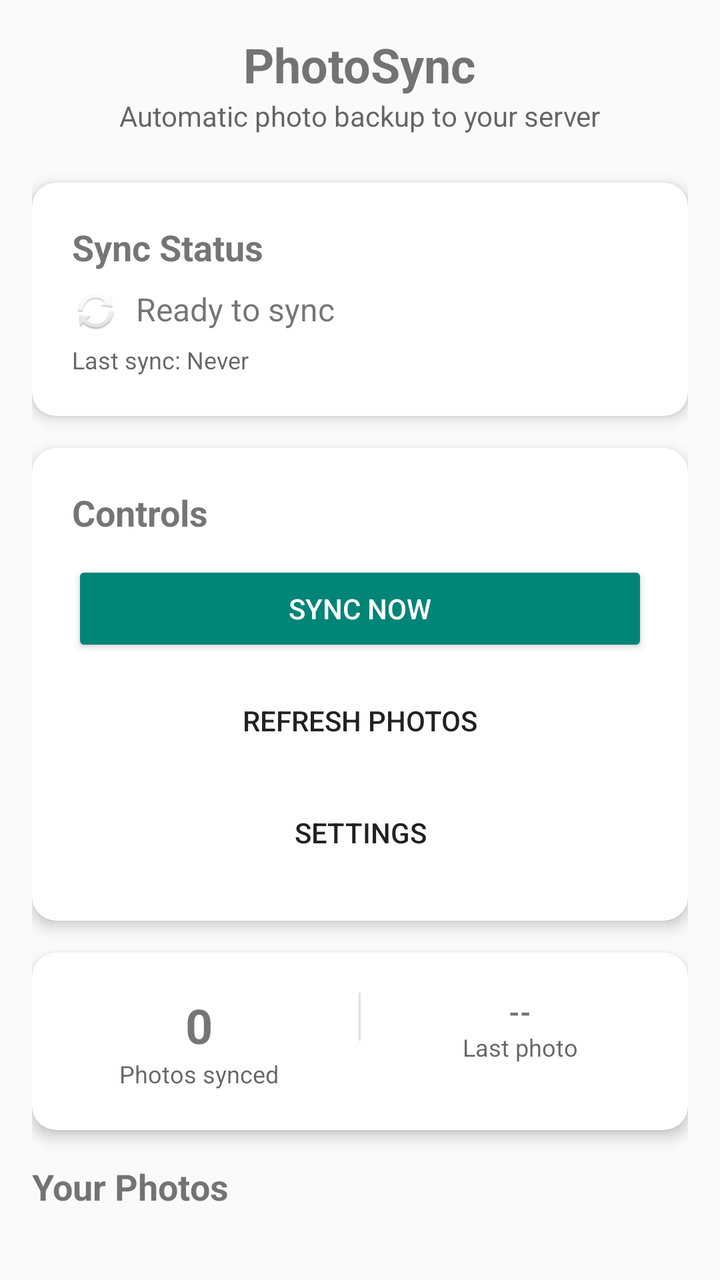
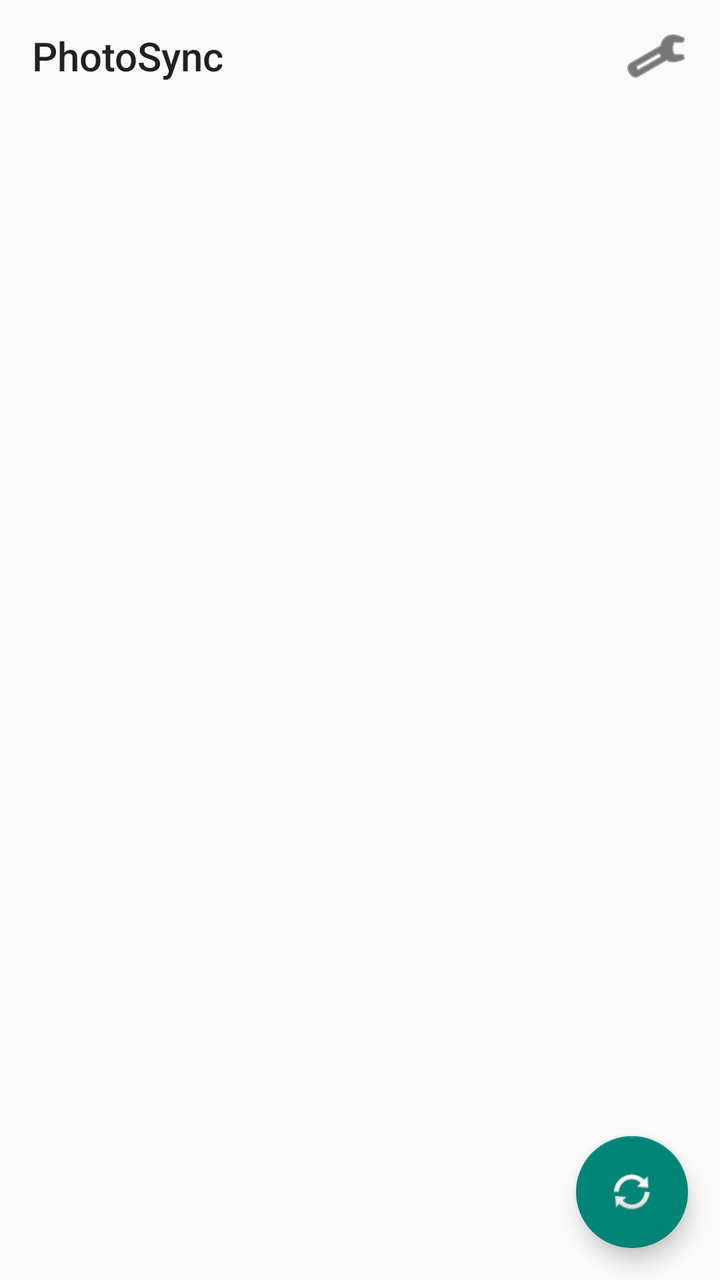

Before-and-after screenshots of an Android layout around one commit, followed by the original layout XML and the change that was made.
<!-- AndroidManifest.xml: activity theme Theme.PhotoSyncApp -->
<!-- res/layout/activity_main.xml -->
<?xml version="1.0" encoding="utf-8"?>
<androidx.constraintlayout.widget.ConstraintLayout xmlns:android="http://schemas.android.com/apk/res/android"
    xmlns:app="http://schemas.android.com/apk/res-auto"
    xmlns:tools="http://schemas.android.com/tools"
    android:layout_width="match_parent"
    android:layout_height="match_parent"
    android:padding="16dp"
    tools:context=".MainActivity">

    
    <TextView
        android:id="@+id/titleText"
        android:layout_width="wrap_content"
        android:layout_height="wrap_content"
        android:text="PhotoSync"
        android:textSize="24sp"
        android:textStyle="bold"
        app:layout_constraintEnd_toEndOf="parent"
        app:layout_constraintStart_toStartOf="parent"
        app:layout_constraintTop_toTopOf="parent" />

    <TextView
        android:id="@+id/subtitleText"
        android:layout_width="wrap_content"
        android:layout_height="wrap_content"
        android:text="Automatic photo backup to your server"
        android:textColor="?android:attr/textColorSecondary"
        app:layout_constraintEnd_toEndOf="parent"
        app:layout_constraintStart_toStartOf="parent"
        app:layout_constraintTop_toBottomOf="@id/titleText" />

    
    <androidx.cardview.widget.CardView
        android:id="@+id/statusCard"
        android:layout_width="0dp"
        android:layout_height="wrap_content"
        android:layout_marginTop="24dp"
        app:cardCornerRadius="12dp"
        app:cardElevation="4dp"
        app:layout_constraintEnd_toEndOf="parent"
        app:layout_constraintStart_toStartOf="parent"
        app:layout_constraintTop_toBottomOf="@id/subtitleText">

        <LinearLayout
            android:layout_width="match_parent"
            android:layout_height="wrap_content"
            android:orientation="vertical"
            android:padding="20dp">

            <TextView
                android:layout_width="wrap_content"
                android:layout_height="wrap_content"
                android:text="Sync Status"
                android:textStyle="bold"
                android:textSize="18sp" />

            <LinearLayout
                android:layout_width="match_parent"
                android:layout_height="wrap_content"
                android:orientation="horizontal"
                android:layout_marginTop="8dp">

                <ImageView
                    android:id="@+id/statusIcon"
                    android:layout_width="24dp"
                    android:layout_height="24dp"
                    android:layout_marginEnd="8dp"
                    android:src="@android:drawable/ic_popup_sync" />

                <TextView
                    android:id="@+id/statusText"
                    android:layout_width="wrap_content"
                    android:layout_height="wrap_content"
                    android:text="Ready to sync"
                    android:textSize="16sp" />
            </LinearLayout>

            <ProgressBar
                android:id="@+id/syncProgress"
                android:layout_width="match_parent"
                android:layout_height="wrap_content"
                android:layout_marginTop="12dp"
                android:visibility="gone" />

            <TextView
                android:id="@+id/lastSyncText"
                android:layout_width="wrap_content"
                android:layout_height="wrap_content"
                android:layout_marginTop="4dp"
                android:text="Last sync: Never"
                android:textSize="12sp"
                android:textColor="?android:attr/textColorSecondary" />

        </LinearLayout>
    </androidx.cardview.widget.CardView>

    
    <androidx.cardview.widget.CardView
        android:id="@+id/controlsCard"
        android:layout_width="0dp"
        android:layout_height="wrap_content"
        android:layout_marginTop="16dp"
        app:cardCornerRadius="12dp"
        app:cardElevation="4dp"
        app:layout_constraintEnd_toEndOf="parent"
        app:layout_constraintStart_toStartOf="parent"
        app:layout_constraintTop_toBottomOf="@id/statusCard">

        <LinearLayout
            android:layout_width="match_parent"
            android:layout_height="wrap_content"
            android:orientation="vertical"
            android:padding="20dp">

            <TextView
                android:layout_width="wrap_content"
                android:layout_height="wrap_content"
                android:text="Controls"
                android:textStyle="bold"
                android:textSize="18sp" />

            <Button
                android:id="@+id/syncNowButton"
                android:layout_width="match_parent"
                android:layout_height="wrap_content"
                android:layout_marginTop="12dp"
                android:text="Sync Now"
                style="@style/Widget.AppCompat.Button.Colored" />

            <Button
                android:id="@+id/refreshButton"
                android:layout_width="match_parent"
                android:layout_height="wrap_content"
                android:layout_marginTop="8dp"
                android:text="Refresh Photos"
                style="@style/Widget.AppCompat.Button.Borderless" />

            
            <Button
                android:id="@+id/settingsButton"
                android:layout_width="match_parent"
                android:layout_height="wrap_content"
                android:layout_marginTop="8dp"
                android:text="Settings"
                style="@style/Widget.AppCompat.Button.Borderless" />

        </LinearLayout>
    </androidx.cardview.widget.CardView>

    
    <androidx.cardview.widget.CardView
        android:id="@+id/statisticsCard"
        android:layout_width="0dp"
        android:layout_height="wrap_content"
        android:layout_marginTop="16dp"
        app:cardCornerRadius="12dp"
        app:cardElevation="4dp"
        app:layout_constraintEnd_toEndOf="parent"
        app:layout_constraintStart_toStartOf="parent"
        app:layout_constraintTop_toBottomOf="@id/controlsCard">

        <LinearLayout
            android:layout_width="match_parent"
            android:layout_height="wrap_content"
            android:orientation="horizontal"
            android:padding="20dp">

            <LinearLayout
                android:layout_width="0dp"
                android:layout_height="wrap_content"
                android:orientation="vertical"
                android:layout_weight="1"
                android:gravity="center">

                <TextView
                    android:id="@+id/photosCountText"
                    android:layout_width="wrap_content"
                    android:layout_height="wrap_content"
                    android:text="0"
                    android:textSize="24sp"
                    android:textStyle="bold" />

                <TextView
                    android:layout_width="wrap_content"
                    android:layout_height="wrap_content"
                    android:text="Photos synced"
                    android:textSize="12sp"
                    android:textColor="?android:attr/textColorSecondary" />
            </LinearLayout>

            <View
                android:layout_width="1dp"
                android:layout_height="24dp"
                android:layout_marginHorizontal="16dp"
                android:background="?android:attr/listDivider" />

            <LinearLayout
                android:layout_width="0dp"
                android:layout_height="wrap_content"
                android:orientation="vertical"
                android:layout_weight="1"
                android:gravity="center">

                <TextView
                    android:id="@+id/lastPhotoText"
                    android:layout_width="wrap_content"
                    android:layout_height="wrap_content"
                    android:text="--"
                    android:textSize="14sp"
                    android:textStyle="bold" />

                <TextView
                    android:layout_width="wrap_content"
                    android:layout_height="wrap_content"
                    android:text="Last photo"
                    android:textSize="12sp"
                    android:textColor="?android:attr/textColorSecondary" />
            </LinearLayout>

        </LinearLayout>
    </androidx.cardview.widget.CardView>

    
    <TextView
        android:id="@+id/photosTitle"
        android:layout_width="wrap_content"
        android:layout_height="wrap_content"
        android:layout_marginTop="16dp"
        android:text="Your Photos"
        android:textSize="18sp"
        android:textStyle="bold"
        app:layout_constraintStart_toStartOf="parent"
        app:layout_constraintTop_toBottomOf="@id/statisticsCard" />

    
    <androidx.recyclerview.widget.RecyclerView
        android:id="@+id/recyclerView"
        android:layout_width="0dp"
        android:layout_height="0dp"
        android:layout_marginTop="8dp"
        app:layout_constraintBottom_toBottomOf="parent"
        app:layout_constraintEnd_toEndOf="parent"
        app:layout_constraintStart_toStartOf="parent"
        app:layout_constraintTop_toBottomOf="@id/photosTitle" />

</androidx.constraintlayout.widget.ConstraintLayout>
<!-- resources referenced by this layout -->
<resources>
  <style name="Theme.PhotoSyncApp" parent="Theme.AppCompat.Light.NoActionBar" />
</resources>

<!-- the commit's change to res/layout/activity_main.xml (unified diff, before → after) -->
@@ -1,246 +1,92 @@
 <?xml version="1.0" encoding="utf-8"?>
-<androidx.constraintlayout.widget.ConstraintLayout xmlns:android="http://schemas.android.com/apk/res/android"
+<androidx.coordinatorlayout.widget.CoordinatorLayout 
+    xmlns:android="http://schemas.android.com/apk/res/android"
     xmlns:app="http://schemas.android.com/apk/res-auto"
     xmlns:tools="http://schemas.android.com/tools"
     android:layout_width="match_parent"
     android:layout_height="match_parent"
-    android:padding="16dp"
+    android:background="?android:attr/colorBackground"
     tools:context=".MainActivity">
 
     
-    <TextView
-        android:id="@+id/titleText"
-        android:layout_width="wrap_content"
+    <com.google.android.material.appbar.AppBarLayout
+        android:layout_width="match_parent"
         android:layout_height="wrap_content"
-        android:text="PhotoSync"
-        android:textSize="24sp"
-        android:textStyle="bold"
-        app:layout_constraintEnd_toEndOf="parent"
-        app:layout_constraintStart_toStartOf="parent"
-        app:layout_constraintTop_toTopOf="parent" />
+        android:background="?android:attr/colorBackground"
+        app:elevation="0dp">
 
-    <TextView
-        android:id="@+id/subtitleText"
-        android:layout_width="wrap_content"
-        android:layout_height="wrap_content"
-        android:text="Automatic photo backup to your server"
-        android:textColor="?android:attr/textColorSecondary"
-        app:layout_constraintEnd_toEndOf="parent"
-        app:layout_constraintStart_toStartOf="parent"
-        app:layout_constraintTop_toBottomOf="@id/titleText" />
+        <androidx.appcompat.widget.Toolbar
+            android:id="@+id/toolbar"
+            android:layout_width="match_parent"
+            android:layout_height="?attr/actionBarSize"
+            app:title="PhotoSync"
+            app:titleTextColor="?android:attr/textColorPrimary">
 
-    
-    <androidx.cardview.widget.CardView
-        android:id="@+id/statusCard"
-        android:layout_width="0dp"
-        android:layout_height="wrap_content"
-        android:layout_marginTop="24dp"
-        app:cardCornerRadius="12dp"
-        app:cardElevation="4dp"
-        app:layout_constraintEnd_toEndOf="parent"
-        app:layout_constraintStart_toStartOf="parent"
-        app:layout_constraintTop_toBottomOf="@id/subtitleText">
+            <LinearLayout
+                android:layout_width="wrap_content"
+                android:layout_height="wrap_content"
+                android:layout_gravity="end"
+                android:orientation="horizontal">
 
-        <LinearLayout
+                
+                <ImageView
+                    android:id="@+id/addPhotosButton"
+                    android:layout_width="32dp"
+                    android:layout_height="32dp"
+                    android:layout_marginEnd="16dp"
+                    android:background="?attr/selectableItemBackgroundBorderless"
+                    android:clickable="true"
+                    android:focusable="true"
+                    android:src="@android:drawable/ic_menu_add"
+                    android:contentDescription="Add more photos"
+                    android:visibility="gone"
+                    app:tint="?android:attr/textColorPrimary" />
+
+                
+                <ImageView
+                    android:id="@+id/settingsButton"
+                    android:layout_width="32dp"
+                    android:layout_height="32dp"
+                    android:layout_marginEnd="16dp"
+                    android:background="?attr/selectableItemBackgroundBorderless"
+                    android:clickable="true"
+                    android:focusable="true"
+                    android:src="@android:drawable/ic_menu_manage"
+                    android:contentDescription="Pair Device"
+                    app:tint="?android:attr/textColorPrimary" />
+            </LinearLayout>
+        </androidx.appcompat.widget.Toolbar>
+
+        
+        <ProgressBar
+            android:id="@+id/syncProgress"
+            style="?android:attr/progressBarStyleHorizontal"
             android:layout_width="match_parent"
             android:layout_height="wrap_content"
-            android:orientation="vertical"
-            android:padding="20dp">
-
-            <TextView
-                android:layout_width="wrap_content"
-                android:layout_height="wrap_content"
-                android:text="Sync Status"
-                android:textStyle="bold"
-                android:textSize="18sp" />
-
-            <LinearLayout
-                android:layout_width="match_parent"
-                android:layout_height="wrap_content"
-                android:orientation="horizontal"
-                android:layout_marginTop="8dp">
-
-                <ImageView
-                    android:id="@+id/statusIcon"
-                    android:layout_width="24dp"
-                    android:layout_height="24dp"
-                    android:layout_marginEnd="8dp"
-                    android:src="@android:drawable/ic_popup_sync" />
-
-                <TextView
-                    android:id="@+id/statusText"
-                    android:layout_width="wrap_content"
-                    android:layout_height="wrap_content"
-                    android:text="Ready to sync"
-                    android:textSize="16sp" />
-            </LinearLayout>
-
-            <ProgressBar
-                android:id="@+id/syncProgress"
-                android:layout_width="match_parent"
-                android:layout_height="wrap_content"
-                android:layout_marginTop="12dp"
-                android:visibility="gone" />
-
-            <TextView
-                android:id="@+id/lastSyncText"
-                android:layout_width="wrap_content"
-                android:layout_height="wrap_content"
-                android:layout_marginTop="4dp"
-                android:text="Last sync: Never"
-                android:textSize="12sp"
-                android:textColor="?android:attr/textColorSecondary" />
-
-        </LinearLayout>
-    </androidx.cardview.widget.CardView>
-
-    
-    <androidx.cardview.widget.CardView
-        android:id="@+id/controlsCard"
-        android:layout_width="0dp"
-        android:layout_height="wrap_content"
-        android:layout_marginTop="16dp"
-        app:cardCornerRadius="12dp"
-        app:cardElevation="4dp"
-        app:layout_constraintEnd_toEndOf="parent"
-        app:layout_constraintStart_toStartOf="parent"
-        app:layout_constraintTop_toBottomOf="@id/statusCard">
-
-        <LinearLayout
-            android:layout_width="match_parent"
-            android:layout_height="wrap_content"
-            android:orientation="vertical"
-            android:padding="20dp">
-
-            <TextView
-                android:layout_width="wrap_content"
-                android:layout_height="wrap_content"
-                android:text="Controls"
-                android:textStyle="bold"
-                android:textSize="18sp" />
-
-            <Button
-                android:id="@+id/syncNowButton"
-                android:layout_width="match_parent"
-                android:layout_height="wrap_content"
-                android:layout_marginTop="12dp"
-                android:text="Sync Now"
-                style="@style/Widget.AppCompat.Button.Colored" />
-
-            <Button
-                android:id="@+id/refreshButton"
-                android:layout_width="match_parent"
-                android:layout_height="wrap_content"
-                android:layout_marginTop="8dp"
-                android:text="Refresh Photos"
-                style="@style/Widget.AppCompat.Button.Borderless" />
-
-            
-            <Button
-                android:id="@+id/settingsButton"
-                android:layout_width="match_parent"
-                android:layout_height="wrap_content"
-                android:layout_marginTop="8dp"
-                android:text="Settings"
-                style="@style/Widget.AppCompat.Button.Borderless" />
-
-        </LinearLayout>
-    </androidx.cardview.widget.CardView>
-
-    
-    <androidx.cardview.widget.CardView
-        android:id="@+id/statisticsCard"
-        android:layout_width="0dp"
-        android:layout_height="wrap_content"
-        android:layout_marginTop="16dp"
-        app:cardCornerRadius="12dp"
-        app:cardElevation="4dp"
-        app:layout_constraintEnd_toEndOf="parent"
-        app:layout_constraintStart_toStartOf="parent"
-        app:layout_constraintTop_toBottomOf="@id/controlsCard">
-
-        <LinearLayout
-            android:layout_width="match_parent"
-            android:layout_height="wrap_content"
-            android:orientation="horizontal"
-            android:padding="20dp">
-
-            <LinearLayout
-                android:layout_width="0dp"
-                android:layout_height="wrap_content"
-                android:orientation="vertical"
-                android:layout_weight="1"
-                android:gravity="center">
-
-                <TextView
-                    android:id="@+id/photosCountText"
-                    android:layout_width="wrap_content"
-                    android:layout_height="wrap_content"
-                    android:text="0"
-                    android:textSize="24sp"
-                    android:textStyle="bold" />
-
-                <TextView
-                    android:layout_width="wrap_content"
-                    android:layout_height="wrap_content"
-                    android:text="Photos synced"
-                    android:textSize="12sp"
-                    android:textColor="?android:attr/textColorSecondary" />
-            </LinearLayout>
-
-            <View
-                android:layout_width="1dp"
-                android:layout_height="24dp"
-                android:layout_marginHorizontal="16dp"
-                android:background="?android:attr/listDivider" />
-
-            <LinearLayout
-                android:layout_width="0dp"
-                android:layout_height="wrap_content"
-                android:orientation="vertical"
-                android:layout_weight="1"
-                android:gravity="center">
-
-                <TextView
-                    android:id="@+id/lastPhotoText"
-                    android:layout_width="wrap_content"
-                    android:layout_height="wrap_content"
-                    android:text="--"
-                    android:textSize="14sp"
-                    android:textStyle="bold" />
-
-                <TextView
-                    android:layout_width="wrap_content"
-                    android:layout_height="wrap_content"
-                    android:text="Last photo"
-                    android:textSize="12sp"
-                    android:textColor="?android:attr/textColorSecondary" />
-            </LinearLayout>
-
-        </LinearLayout>
-    </androidx.cardview.widget.CardView>
-
-    
-    <TextView
-        android:id="@+id/photosTitle"
-        android:layout_width="wrap_content"
-        android:layout_height="wrap_content"
-        android:layout_marginTop="16dp"
-        android:text="Your Photos"
-        android:textSize="18sp"
-        android:textStyle="bold"
-        app:layout_constraintStart_toStartOf="parent"
-        app:layout_constraintTop_toBottomOf="@id/statisticsCard" />
+            android:layout_marginTop="-8dp"
+            android:layout_marginBottom="-8dp"
+            android:indeterminate="true"
+            android:visibility="gone" />
+    </com.google.android.material.appbar.AppBarLayout>
 
     
     <androidx.recyclerview.widget.RecyclerView
         android:id="@+id/recyclerView"
-        android:layout_width="0dp"
-        android:layout_height="0dp"
-        android:layout_marginTop="8dp"
-        app:layout_constraintBottom_toBottomOf="parent"
-        app:layout_constraintEnd_toEndOf="parent"
-        app:layout_constraintStart_toStartOf="parent"
-        app:layout_constraintTop_toBottomOf="@id/photosTitle" />
+        android:layout_width="match_parent"
+        android:layout_height="match_parent"
+        android:clipToPadding="false"
+        android:paddingTop="2dp"
+        android:paddingBottom="88dp"
+        app:layout_behavior="@string/appbar_scrolling_view_behavior" />
 
-</androidx.constraintlayout.widget.ConstraintLayout>
+    
+    <com.google.android.material.floatingactionbutton.FloatingActionButton
+        android:id="@+id/syncNowButton"
+        android:layout_width="wrap_content"
+        android:layout_height="wrap_content"
+        android:layout_gravity="bottom|end"
+        android:layout_margin="16dp"
+        android:contentDescription="Sync Photos"
+        app:srcCompat="@android:drawable/ic_popup_sync" />
+
+</androidx.coordinatorlayout.widget.CoordinatorLayout>
